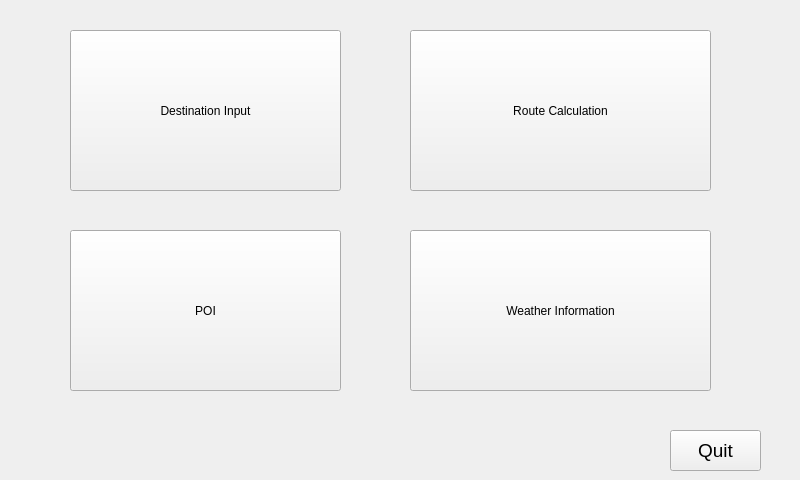
Above: src/hmi/widget.ui from Kayjinke/SmartNav before the change. Below: the same form after it.
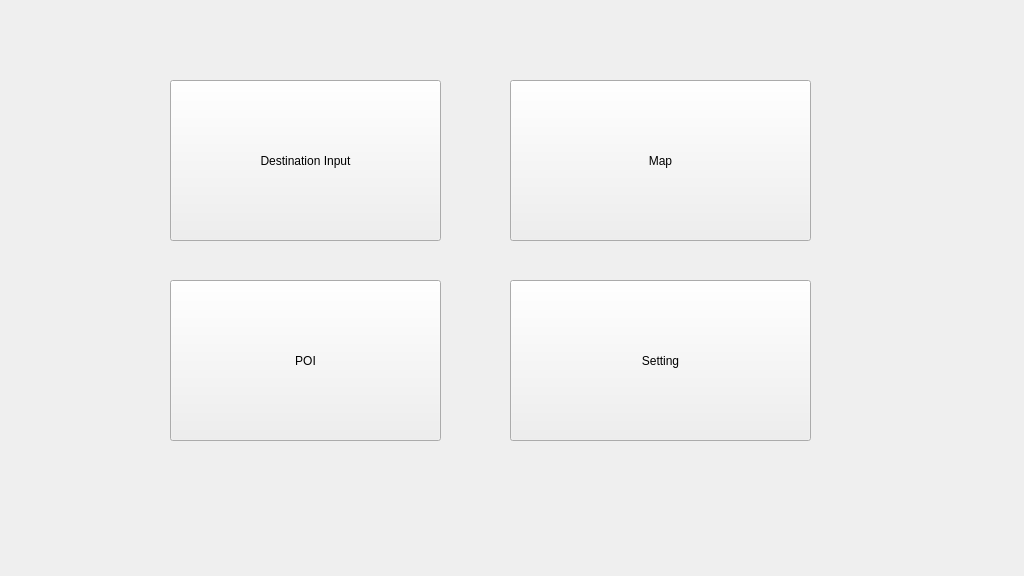
That is the form after the change.

```diff
--- a/src/hmi/widget.ui
+++ b/src/hmi/widget.ui
@@ -6,8 +6,8 @@
    <rect>
     <x>0</x>
     <y>0</y>
-    <width>800</width>
-    <height>480</height>
+    <width>1024</width>
+    <height>576</height>
    </rect>
   </property>
   <property name="windowTitle">
@@ -16,8 +16,8 @@
   <widget class="QPushButton" name="btn_destinationinput">
    <property name="geometry">
     <rect>
-     <x>70</x>
-     <y>30</y>
+     <x>170</x>
+     <y>80</y>
      <width>271</width>
      <height>161</height>
     </rect>
@@ -29,39 +29,21 @@
   <widget class="QPushButton" name="btn_routecalculation">
    <property name="geometry">
     <rect>
-     <x>410</x>
-     <y>30</y>
+     <x>510</x>
+     <y>80</y>
      <width>301</width>
      <height>161</height>
     </rect>
    </property>
    <property name="text">
-    <string>Route Calculation</string>
-   </property>
-  </widget>
-  <widget class="QPushButton" name="btn_Quit">
-   <property name="geometry">
-    <rect>
-     <x>670</x>
-     <y>430</y>
-     <width>91</width>
-     <height>41</height>
-    </rect>
-   </property>
-   <property name="font">
-    <font>
-     <pointsize>14</pointsize>
-    </font>
-   </property>
-   <property name="text">
-    <string>Quit</string>
+    <string>Map</string>
    </property>
   </widget>
   <widget class="QPushButton" name="btn_POI">
    <property name="geometry">
     <rect>
-     <x>70</x>
-     <y>230</y>
+     <x>170</x>
+     <y>280</y>
      <width>271</width>
      <height>161</height>
     </rect>
@@ -73,14 +55,14 @@
   <widget class="QPushButton" name="btn_weather">
    <property name="geometry">
     <rect>
-     <x>410</x>
-     <y>230</y>
+     <x>510</x>
+     <y>280</y>
      <width>301</width>
      <height>161</height>
     </rect>
    </property>
    <property name="text">
-    <string>Weather Information</string>
+    <string>Setting</string>
    </property>
   </widget>
  </widget>
```
